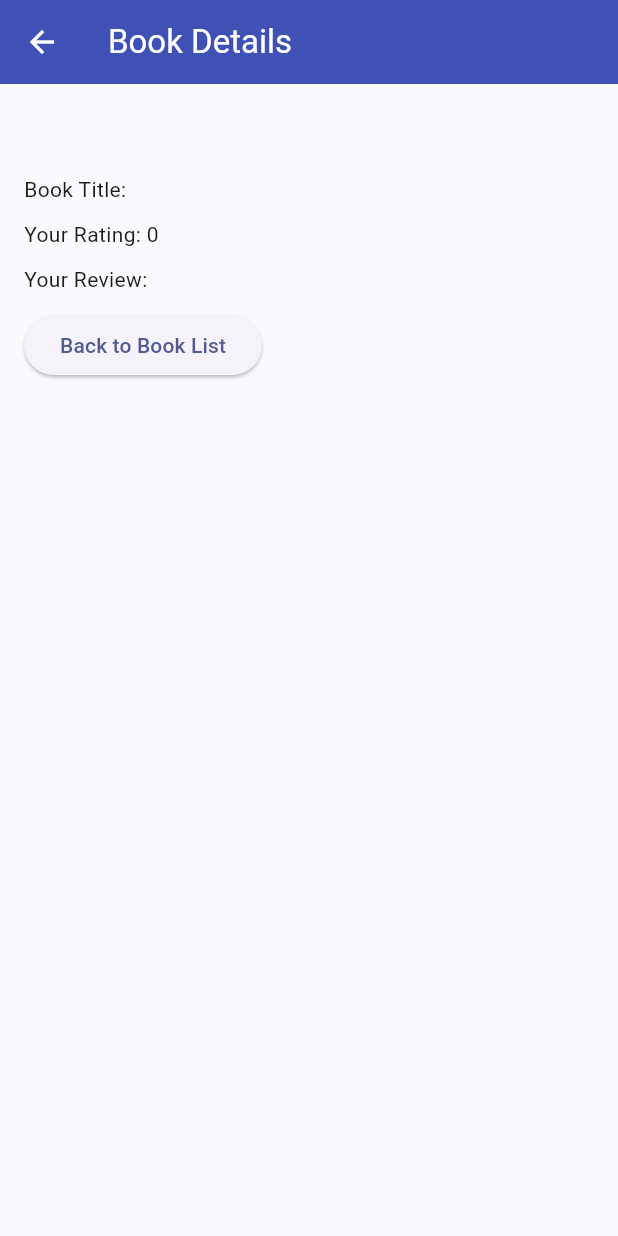
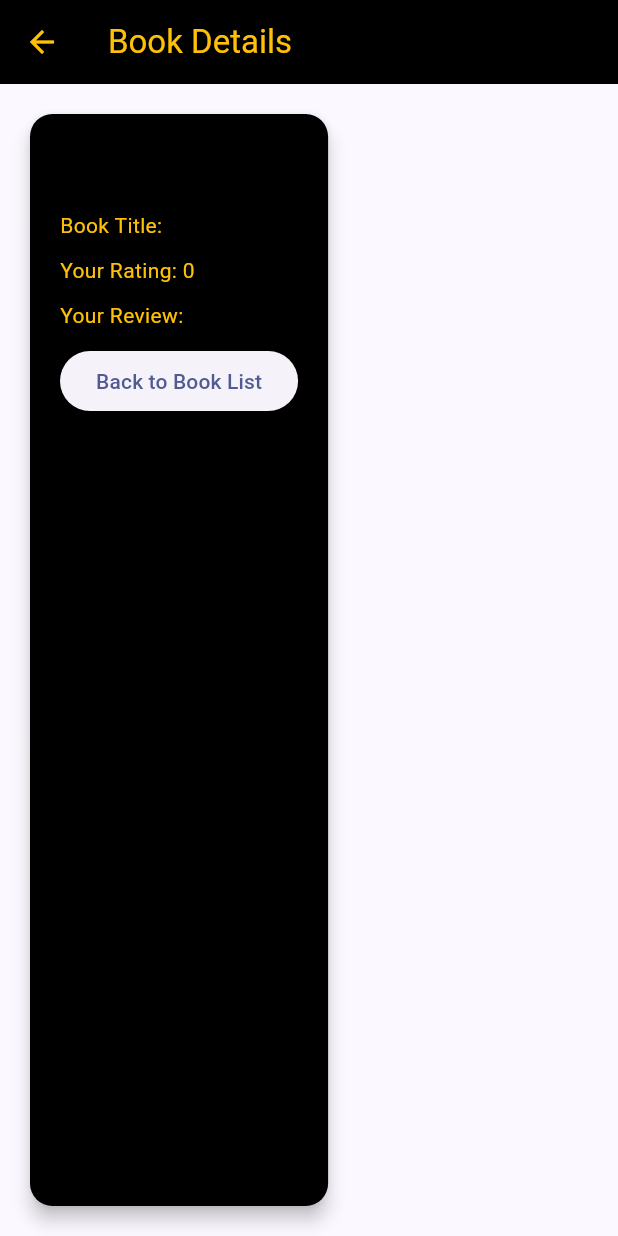
Before and after one commit to fiardiel/readorama-mobile, a Flutter app: the ReviewDetailPage screen opened directly with empty values, on a phone screen of 412 x 824 dp. Run offline on Flutter 3.47's test engine with Material 3 defaults, Android fonts, the phone set to English and light mode, and no system bars; missing offline and left inert: pbp_django_auth.

```diff
--- a/lib/screens/review/review_detail.dart
+++ b/lib/screens/review/review_detail.dart
@@ -1,3 +1,7 @@
+
+
+import 'dart:html';
+
 import 'package:flutter/material.dart';
 // import 'package:rafis_inventory_mobile/widgets/left_drawer.dart';
 import 'package:readoramamobile/models/review.dart';
@@ -12,13 +16,19 @@ class ReviewDetailPage extends StatelessWidget {
     return Scaffold(
       appBar: AppBar(
         title: const Text('Book Details'),
-        backgroundColor: Colors.indigo,
-        foregroundColor: Colors.white,
+        backgroundColor: Colors.black,
+        foregroundColor: Colors.amber,
       ),
       // drawer: const LeftDrawer(),
       body: Padding(
         padding: const EdgeInsets.all(16.0),
-        child: Column(
+        child: Card(
+          color: Colors.black,
+          elevation: 5.0,
+          shape: RoundedRectangleBorder(borderRadius: BorderRadius.circular(15.0)),
+          child: Padding(
+            padding: const EdgeInsets.all(20.0),
+            child : Column(
           crossAxisAlignment: CrossAxisAlignment.start,
           children: [
             Text(
@@ -26,14 +36,15 @@ class ReviewDetailPage extends StatelessWidget {
               style: const TextStyle(
                 fontSize: 24.0,
                 fontWeight: FontWeight.bold,
+                color: Colors.amber
               ),
             ),
             const SizedBox(height: 10),
-            Text("Book Title: ${review.bookName}"),
+            Text("Book Title: ${review.bookName}", style: TextStyle(color: Colors.amber)),
             const SizedBox(height: 10),
-            Text("Your Rating: ${review.ratingNew}"),
+            Text("Your Rating: ${review.ratingNew}", style: TextStyle(color: Colors.amber)),
             const SizedBox(height: 10),
-            Text("Your Review: ${review.review}"),
+            Text("Your Review: ${review.review}", style: TextStyle(color: Colors.amber)),
             const SizedBox(height: 10),
             ElevatedButton(
               onPressed: () {
@@ -43,6 +54,8 @@ class ReviewDetailPage extends StatelessWidget {
             ),
           ],
         ),
+          ),
+        )
       ),
     );
   }
```
Also changed, not shown: lib/screens/review/review.dart (+43 -0 lines), lib/screens/review/review_form.dart (+29 -24 lines).
